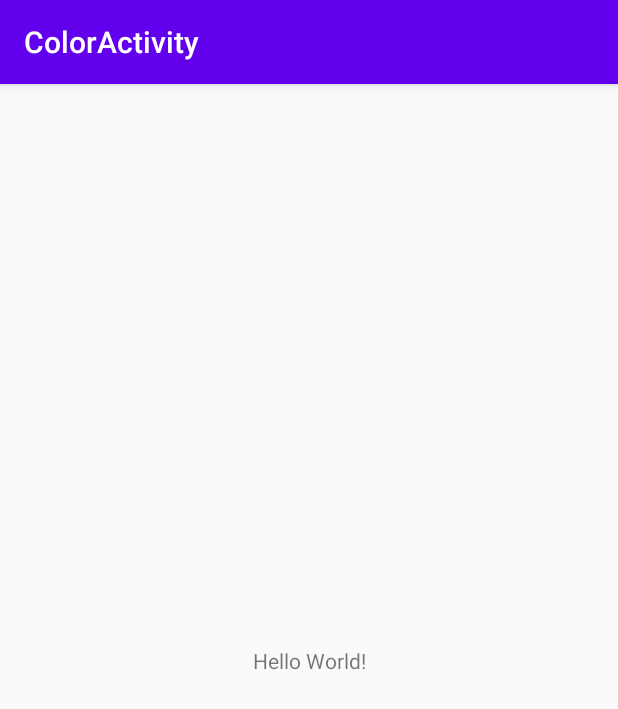
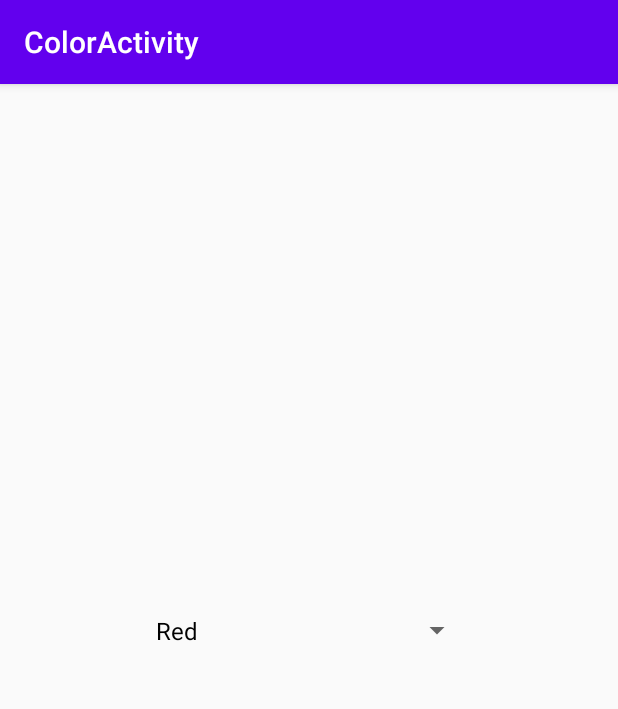
Before and after one commit to ShigureChen/Assignment03_ColorActivity, an Android app: the screen it shows after launch (MainActivity), on a phone screen of 412 x 824 dp. Shown: the top 709 px of the screen. Run offline under Robolectric (Android 15) with nearby library versions, the phone set to English and light mode, and no system bars.

Commit message:
Add Spinner and colour elements

```diff
--- a/app/src/main/java/edu/temple/coloractivity/MainActivity.java
+++ b/app/src/main/java/edu/temple/coloractivity/MainActivity.java
@@ -3,6 +3,8 @@ package edu.temple.coloractivity;
 import androidx.appcompat.app.AppCompatActivity;
 
 import android.os.Bundle;
+import android.widget.ArrayAdapter;
+import android.widget.Spinner;
 
 public class MainActivity extends AppCompatActivity {
 
@@ -10,5 +12,14 @@ public class MainActivity extends AppCompatActivity {
     protected void onCreate(Bundle savedInstanceState) {
         super.onCreate(savedInstanceState);
         setContentView(R.layout.activity_main);
+
+        Spinner spinner = (Spinner)findViewById(R.id.spinner);
+        final String[] colour = {"Red", "Yellow", "Cyan", "Gray", "Magenta", "Silver", "Teal", "Green"};
+        ArrayAdapter<String> colourList = new ArrayAdapter<>(MainActivity.this,
+                android.R.layout.simple_spinner_dropdown_item,
+                colour);spinner.setAdapter(colourList);
+
+
+
     }
 }
--- a/app/src/main/res/layout/activity_main.xml
+++ b/app/src/main/res/layout/activity_main.xml
@@ -6,13 +6,12 @@
     android:layout_height="match_parent"
     tools:context=".MainActivity">
 
-    <TextView
-        android:layout_width="wrap_content"
-        android:layout_height="wrap_content"
-        android:text="Hello World!"
+    <Spinner
+        android:id="@+id/spinner"
+        android:layout_width="219dp"
+        android:layout_height="47dp"
+        android:layout_marginStart="96dp"
+        android:layout_marginBottom="380dp"
         app:layout_constraintBottom_toBottomOf="parent"
-        app:layout_constraintLeft_toLeftOf="parent"
-        app:layout_constraintRight_toRightOf="parent"
-        app:layout_constraintTop_toTopOf="parent" />
-
+        app:layout_constraintStart_toStartOf="parent" />
 </androidx.constraintlayout.widget.ConstraintLayout>
```
